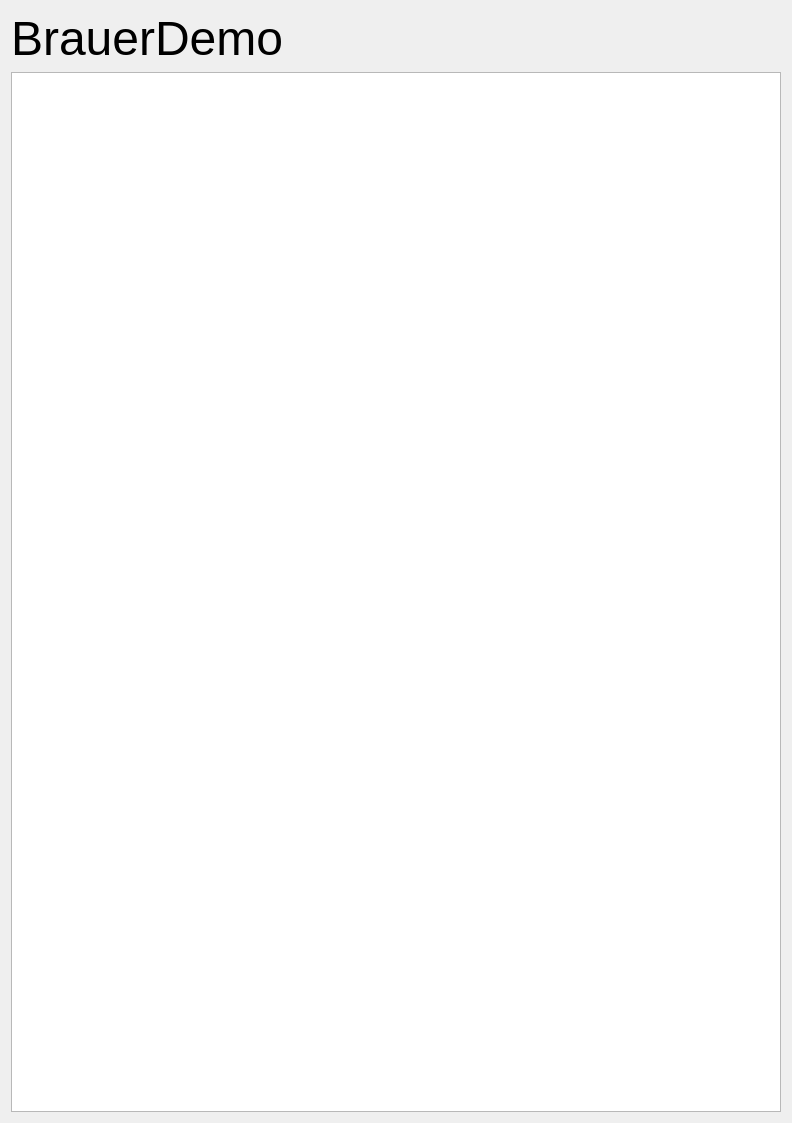
First picture: the form in brauerdemo.ui, repository MarcoSin42/BrauerDemo, before the edit.
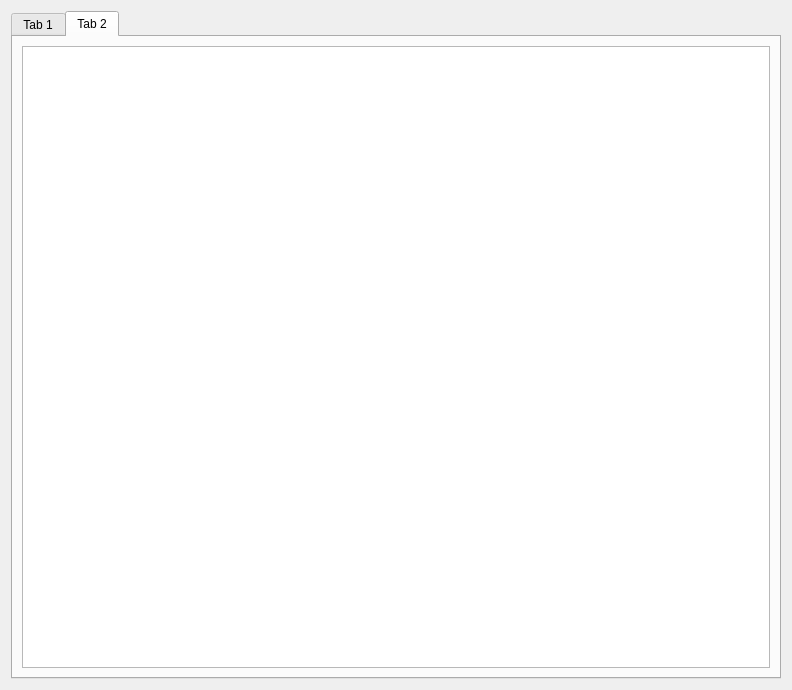
Second picture: the form after the edit. The open tabs and pages were chosen to show the change.

Commit message: Added tabbed layout

Patch:
```diff
--- a/brauerdemo.ui
+++ b/brauerdemo.ui
@@ -7,9 +7,15 @@
     <x>0</x>
     <y>0</y>
     <width>792</width>
-    <height>1123</height>
+    <height>690</height>
    </rect>
   </property>
+  <property name="sizePolicy">
+   <sizepolicy hsizetype="MinimumExpanding" vsizetype="MinimumExpanding">
+    <horstretch>0</horstretch>
+    <verstretch>0</verstretch>
+   </sizepolicy>
+  </property>
   <property name="windowTitle">
    <string>BrauerDemo</string>
   </property>
@@ -21,8 +27,15 @@
 background: black
 </string>
   </property>
-  <layout class="QGridLayout" name="gridLayout">
-   <item row="0" column="0">
+  <layout class="QVBoxLayout" name="verticalLayout_3">
+   <item>
+    <widget class="QTabWidget" name="tabWidget">
+     <widget class="QWidget" name="graphTab">
+      <attribute name="title">
+       <string>Tab 1</string>
+      </attribute>
+      <layout class="QVBoxLayout" name="verticalLayout_4">
+       <item>
     <layout class="QVBoxLayout" name="verticalLayout">
      <item>
       <widget class="QLabel" name="label">
@@ -50,6 +63,20 @@
       </widget>
      </item>
     </layout>
+       </item>
+      </layout>
+     </widget>
+     <widget class="QWidget" name="matrixInpTab">
+      <attribute name="title">
+       <string>Tab 2</string>
+      </attribute>
+      <layout class="QVBoxLayout" name="verticalLayout_5">
+       <item>
+        <widget class="QTableView" name="tableView"/>
+       </item>
+      </layout>
+     </widget>
+    </widget>
    </item>
   </layout>
  </widget>
```
Lines whose indentation alone changed are shown as unchanged.
